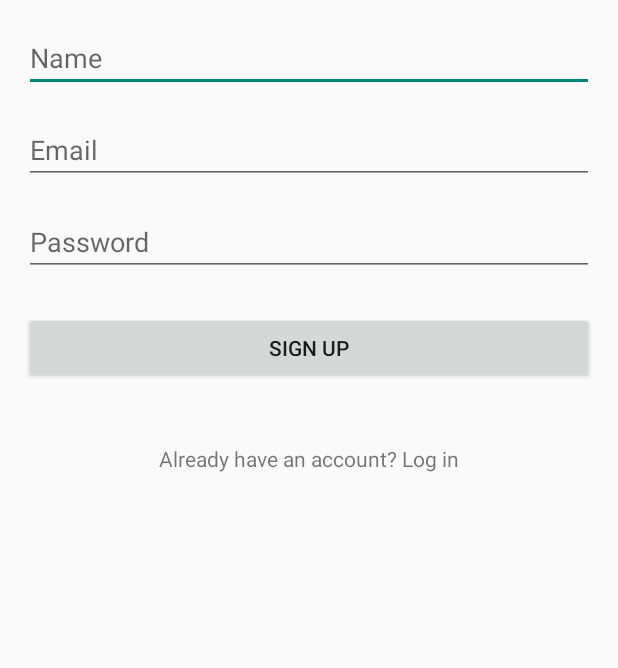
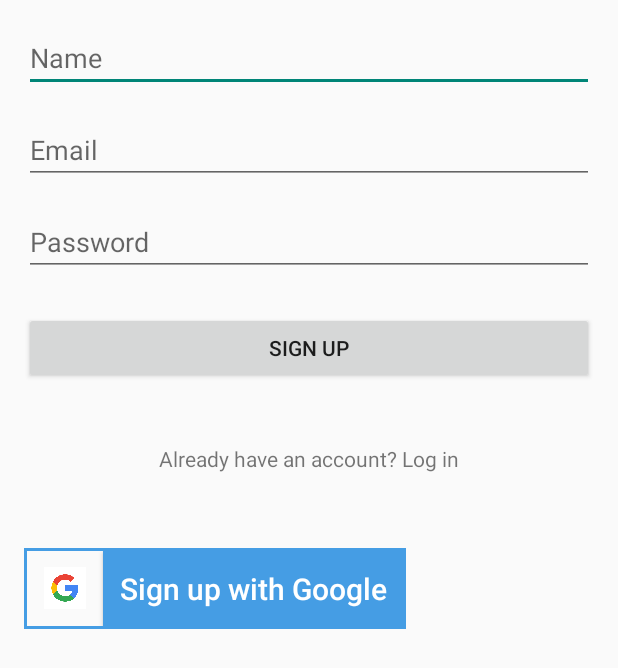
Before and after one commit to ST10028049/ST10028049_ST10197873_ST10219704_OPSC7312_POE, an Android app: the layout activity_signup.xml on its own in the app's theme, with its tools: preview values and no code run, on a phone screen of 412 x 824 dp. Shown: the top 668 px of the screen. Run offline under Robolectric (Android 15) with nearby library versions, the light colour scheme and no system bars.

Commit message:
SSO feature added

```diff
--- a/app/build.gradle.kts
+++ b/app/build.gradle.kts
@@ -24,6 +24,7 @@ android {
             proguardFiles(
                 getDefaultProguardFile("proguard-android-optimize.txt"),
                 "proguard-rules.pro"
+
             )
         }
     }
--- /dev/null
+++ b/app/src/main/res/drawable/border.xml
@@ -0,0 +1,18 @@
+
+
+<shape xmlns:android="http://schemas.android.com/apk/res/android"
+    android:shape="rectangle">
+
+    <solid android:color="@android:color/transparent" />
+
+    <stroke
+        android:width="2dp"
+        android:color="@color/blue" />
+
+    <padding
+        android:bottom="2dp"
+        android:left="2dp"
+        android:right="2dp"
+        android:top="2dp" />
+
+</shape>
--- a/app/src/main/res/layout/activity_signup.xml
+++ b/app/src/main/res/layout/activity_signup.xml
@@ -47,4 +47,35 @@
         android:clickable="true"
         android:paddingTop="16dp"/>
 
+    <LinearLayout
+        android:layout_centerInParent="true"
+        android:layout_marginTop="50dp"
+        android:background="@drawable/border"
+        android:layout_width="wrap_content"
+        android:layout_height="wrap_content">
+
+        <ImageView
+            android:layout_width="28dp"
+            android:layout_height="28dp"
+            android:layout_alignParentLeft="true"
+            android:layout_centerVertical="true"
+            android:layout_gravity="center"
+            android:layout_marginLeft="11dp"
+            android:layout_marginRight="11dp"
+            android:background="@color/white"
+            android:src="@drawable/google" />
+
+        <Button
+            android:id="@+id/signInButton"
+            android:textAllCaps="false"
+            android:layout_width="200dp"
+            android:layout_height="50dp"
+            android:background="@color/blue"
+            android:text="Sign up with Google"
+            android:textColor="@color/white"
+            android:textSize="20sp" />
+
+    </LinearLayout>
+
+
 </LinearLayout>
--- a/app/src/main/res/values/colors.xml
+++ b/app/src/main/res/values/colors.xml
@@ -2,4 +2,11 @@
 <resources>
     <color name="black">#FF000000</color>
     <color name="white">#FFFFFFFF</color>
+
+
+
+    <color name="blue">#459DE4</color>
+    <color name="red">#FF0000</color>
+
+
 </resources>
--- a/app/src/main/res/values/strings.xml
+++ b/app/src/main/res/values/strings.xml
@@ -1,6 +1,7 @@
 <resources>
     <string name="app_name">ST10028049_ST10197873_ST10219704_OPSC7312_POE</string>
-    <string name="client_id">794718366484-6t2p7e4k4on22bj3at32lp4d9tl7im4n.apps.googleusercontent.com</string>
+    <string name="default_web_client_id">794718366484-grv1vb611mao77s1vgr9ea9ej3und6hn.apps.googleusercontent.com</string>
+
     <string-array name="meal_types">
         <item>Breakfast</item>
         <item>Lunch</item>
```
Also changed, not shown: app/src/main/java/za/ac/iie/opsc7312/st10028049_st10197873_st10219704_opsc7312_poe/MainActivity.kt (+20 -0 lines), app/src/main/java/za/ac/iie/opsc7312/st10028049_st10197873_st10219704_opsc7312_poe/SignUpActivity.kt (+73 -2 lines), app/src/main/res/drawable/google.png (added).
